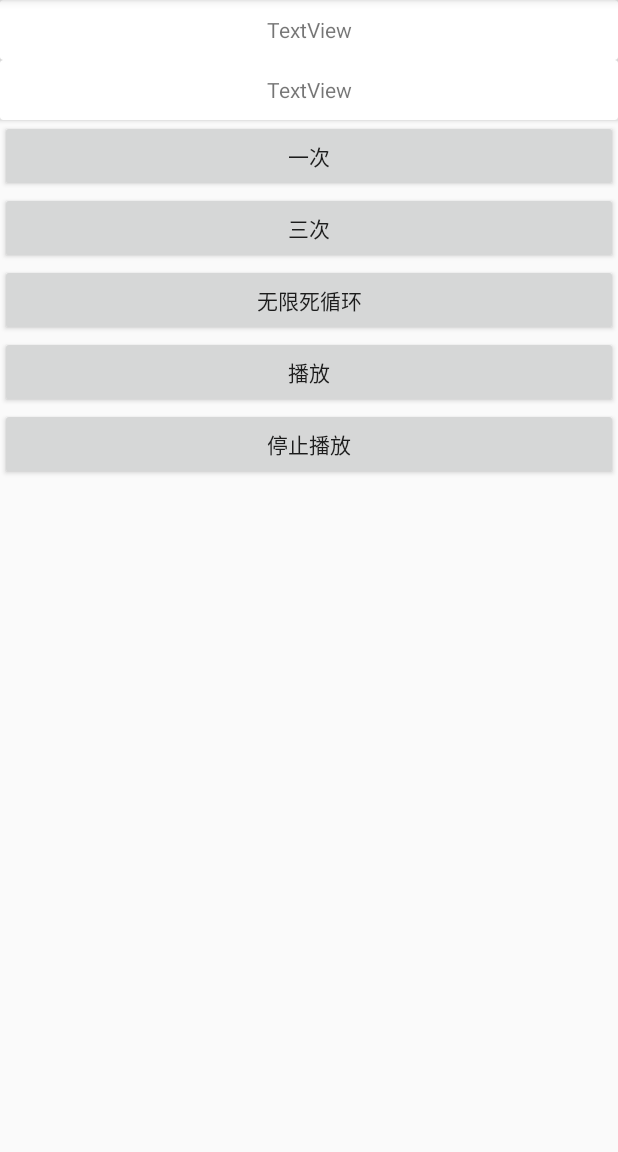
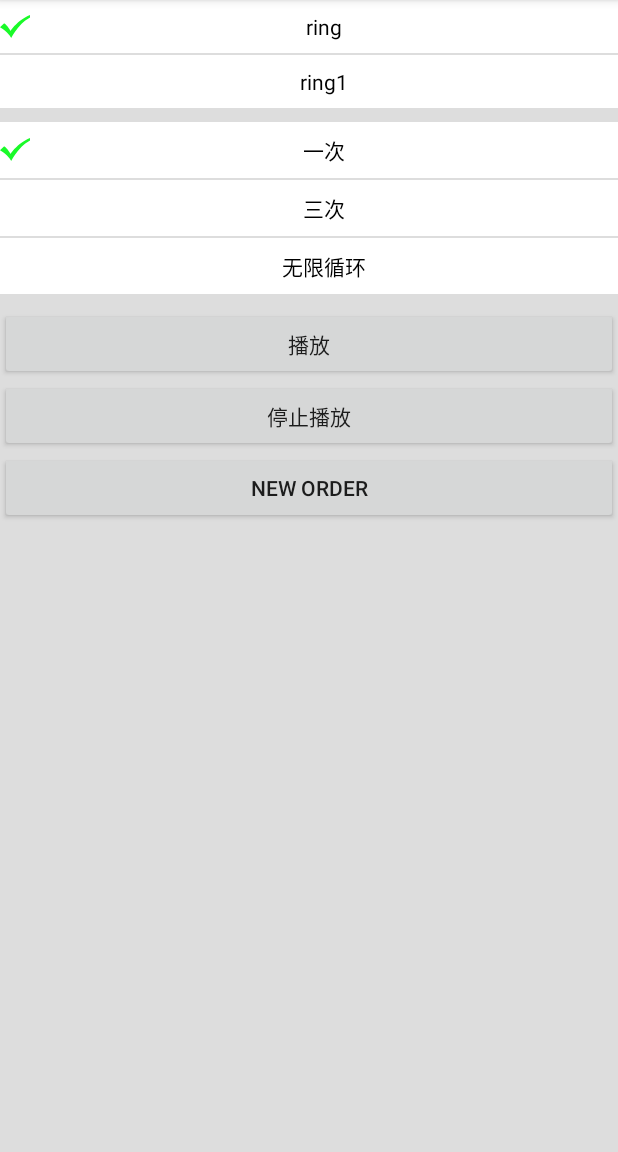
Before and after one commit to JIAnnLee22/RingDemo, an Android app: the screen it shows after launch (MainActivity), after a tap on "播放", on a phone screen of 412 x 824 dp, the part 84-1236 px from its top. Run offline under Robolectric (Android 15) with nearby library versions, the phone set to English and light mode, and no system bars; libraries missing offline, so code that uses them is left out: androidx.constraintlayout.motion.

Commit message:
添加了通知的点击接口

```diff
--- a/app/build.gradle
+++ b/app/build.gradle
@@ -27,7 +27,7 @@ dependencies {
     implementation 'androidx.appcompat:appcompat:1.2.0'
     implementation 'androidx.constraintlayout:constraintlayout:2.0.1'
     implementation 'androidx.cardview:cardview:1.0.0'
-    testImplementation 'junit:junit:4.12'
+    testImplementation 'junit:junit:4.13'
     androidTestImplementation 'androidx.test.ext:junit:1.1.2'
     androidTestImplementation 'androidx.test.espresso:espresso-core:3.3.0'
 
--- a/app/src/main/java/com/example/ringdemo/MainActivity.java
+++ b/app/src/main/java/com/example/ringdemo/MainActivity.java
@@ -2,70 +2,142 @@ package com.example.ringdemo;
 
 import androidx.appcompat.app.AppCompatActivity;
 
-import android.media.MediaPlayer;
+import android.content.BroadcastReceiver;
+import android.content.Intent;
+import android.content.IntentFilter;
 import android.os.Bundle;
 import android.util.Log;
 import android.view.View;
 import android.widget.Button;
+import android.widget.CompoundButton;
+import android.widget.RadioButton;
 
-public class MainActivity extends AppCompatActivity implements View.OnClickListener {
+public class MainActivity extends AppCompatActivity implements View.OnClickListener, CompoundButton.OnCheckedChangeListener, NotificationClickListener {
 
-    private Button once, thrice, loop, play, stop;
+    private Button play, stop, newOrder;
+    private RadioButton once, thrice, loop, ring, ring1;
     private SoundPlay soundPlay;
     private int raw = R.raw.ring;
     private String TAG = "MainActivity";
+    private NotifyNewOrder notifyNewOrder;
+    private NewOrdersReceiver receiver;
 
     @Override
     protected void onCreate(Bundle savedInstanceState) {
         super.onCreate(savedInstanceState);
         setContentView(R.layout.activity_main);
 
+        soundPlay = new SoundPlay(this, raw);
+        soundPlay.build();
+
+        Intent intentClick = new Intent(this, NewOrdersReceiver.class);
+        IntentFilter intentFilter = new IntentFilter();
+        intentFilter.addAction("newOrders");
+        intentClick.setAction("notification_clicked");
+        notifyNewOrder = new NotifyNewOrder(this, intentClick);
+        receiver = new NewOrdersReceiver();
+        receiver.setClickListener(this);
+        registerReceiver(receiver, intentFilter);
+
         once = findViewById(R.id.button_once);
         thrice = findViewById(R.id.button_thrice);
         loop = findViewById(R.id.button_loop);
         play = findViewById(R.id.play);
         stop = findViewById(R.id.stop);
+        newOrder = findViewById(R.id.new_order);
 
-        once.setOnClickListener(this);
-        thrice.setOnClickListener(this);
-        loop.setOnClickListener(this);
+        ring = findViewById(R.id.ring);
+        ring1 = findViewById(R.id.ring1);
+
         play.setOnClickListener(this);
         stop.setOnClickListener(this);
+        newOrder.setOnClickListener(this);
+
+        ring.setOnCheckedChangeListener(this);
+        ring1.setOnCheckedChangeListener(this);
+        once.setOnCheckedChangeListener(this);
+        thrice.setOnCheckedChangeListener(this);
+        loop.setOnCheckedChangeListener(this);
+
     }
 
     @Override
     protected void onResume() {
         super.onResume();
-        soundPlay = new SoundPlay(this, raw);
-        soundPlay.build();
+        Intent intentClick = new Intent(this, NewOrdersReceiver.class);
+
+        soundPlay.onResume();
+    }
+
+    @Override
+    protected void onPause() {
+        super.onPause();
+        soundPlay.onPause();
+    }
+
+    @Override
+    protected void onDestroy() {
+        super.onDestroy();
+        soundPlay.stopSound();
+        soundPlay.onDestroy();
+        soundPlay = null;
     }
 
     @Override
     public void onClick(View view) {
         switch (view.getId()) {
-            case R.id.button_once:
-                soundPlay.setFrequency(1);
-                break;
-            case R.id.button_thrice:
-                soundPlay.setFrequency(3);
-                break;
-            case R.id.button_loop:
-                soundPlay.setFrequency(-1);
-                break;
             case R.id.play:
                 soundPlay.startSound();
                 break;
             case R.id.stop:
                 soundPlay.stopSound();
                 break;
+            case R.id.new_order:
+                notifyNewOrder.build();
+                soundPlay.startSound();
+                break;
         }
     }
 
     @Override
-    protected void onDestroy() {
-        super.onDestroy();
-        soundPlay.stopSound();
-        soundPlay.release();
-        soundPlay = null;
+    public void onCheckedChanged(CompoundButton compoundButton, boolean b) {
+        switch (compoundButton.getId()) {
+            case R.id.button_once:
+                if (b) {
+                    soundPlay.setFrequency(1);
+                    soundPlay.startSound();
+                }
+                break;
+            case R.id.button_thrice:
+                if (b) {
+                    soundPlay.setFrequency(3);
+                    soundPlay.startSound();
+                }
+                break;
+            case R.id.button_loop:
+                if (b) {
+                    soundPlay.setFrequency(0);
+                    soundPlay.startSound();
+                }
+                break;
+            case R.id.ring:
+                if (b) {
+                    raw = R.raw.ring;
+                    soundPlay.setRaw(raw);
+                }
+                break;
+            case R.id.ring1:
+                if (b) {
+                    raw = R.raw.ring1;
+                    soundPlay.setRaw(raw);
+                }
+                break;
+        }
+    }
+
+
+    @Override
+    public void notificationClick() {
+        Log.d(TAG, "notificationClick: click");
     }
 }
--- /dev/null
+++ b/app/src/main/java/com/example/ringdemo/NewOrdersReceiver.java
@@ -0,0 +1,38 @@
+package com.example.ringdemo;
+
+import android.content.BroadcastReceiver;
+import android.content.Context;
+import android.content.Intent;
+import android.util.Log;
+
+import java.net.Inet4Address;
+
+import static android.content.Intent.FLAG_ACTIVITY_NEW_TASK;
+import static androidx.constraintlayout.motion.utils.Oscillator.TAG;
+
+public class NewOrdersReceiver extends BroadcastReceiver {
+
+    NotificationClickListener clickListener;
+
+    @Override
+    public void onReceive(Context context, Intent intent) {
+        //要跳转的activity
+        final Intent newOrder = new Intent(context, MainActivity.class);
+        //设置flag
+        newOrder.setFlags(FLAG_ACTIVITY_NEW_TASK);
+        //获取action
+        String actions = intent.getAction();
+        assert actions != null;
+        if (actions.equals("notification_clicked")) {
+            //跳转activity
+            context.startActivity(newOrder);
+            if (clickListener != null) {
+                clickListener.notificationClick();
+            }
+        }
+    }
+
+    public void setClickListener(NotificationClickListener clickListener) {
+        this.clickListener = clickListener;
+    }
+}
--- /dev/null
+++ b/app/src/main/java/com/example/ringdemo/NotificationClickListener.java
@@ -0,0 +1,5 @@
+package com.example.ringdemo;
+
+public interface NotificationClickListener {
+    void notificationClick();
+}
--- /dev/null
+++ b/app/src/main/java/com/example/ringdemo/NotifyNewOrder.java
@@ -0,0 +1,60 @@
+package com.example.ringdemo;
+
+import android.app.NotificationChannel;
+import android.app.NotificationManager;
+import android.app.PendingIntent;
+import android.content.Context;
+import android.content.Intent;
+import android.content.IntentFilter;
+import android.location.LocationListener;
+import android.net.ConnectivityManager;
+import android.util.Log;
+
+import androidx.core.app.NotificationCompat;
+import androidx.core.app.NotificationManagerCompat;
+
+import static android.content.ContentValues.TAG;
+
+class NotifyNewOrder {
+
+    private Context context;
+    private Intent intentClick;
+    private static final String CHANNEL_ID = "com.example.ringdemo";
+
+    public NotifyNewOrder(Context context, Intent intentClick) {
+        this.context = context;
+        this.intentClick = intentClick;
+    }
+
+    public void build() {
+        final NotificationManagerCompat nmc = NotificationManagerCompat.from(context);
+
+//        Intent intentClick = new Intent(context, NewOrdersReceiver.class);
+//        intentClick.setAction("notification_clicked");
+
+        PendingIntent pendingIntentClick = PendingIntent.getBroadcast(context, 0, intentClick, 0);
+
+        NotificationChannel channel;
+
+        final NotificationCompat.Builder builder;
+        if (android.os.Build.VERSION.SDK_INT >= android.os.Build.VERSION_CODES.O) {
+            //通知渠道
+            channel = new NotificationChannel(CHANNEL_ID, "新订单", NotificationManager.IMPORTANCE_HIGH);
+            //在此设置渠道，不然很多定制系统无法获取渠道
+            nmc.createNotificationChannel(channel);
+            builder = new NotificationCompat.Builder(context, channel.getId());
+            builder.setContentTitle(channel.getName());
+            //不使用通知提示音，而是直接使用soundPool按照次数播放声音
+            channel.setSound(null, null);
+        } else {
+            builder = new NotificationCompat.Builder(context);
+            builder.setContentTitle("新订单");
+        }
+        builder.setSmallIcon(R.drawable.ic_yes)
+                .setContentText("内容")
+                .setContentIntent(pendingIntentClick)
+                .setOngoing(true)
+                .setAutoCancel(true);
+        nmc.notify((int) System.currentTimeMillis(), builder.build());
+    }
+}
--- a/app/src/main/java/com/example/ringdemo/SoundPlay.java
+++ b/app/src/main/java/com/example/ringdemo/SoundPlay.java
@@ -1,24 +1,30 @@
 package com.example.ringdemo;
 
-import android.annotation.SuppressLint;
-import android.app.Application;
 import android.content.Context;
+import android.media.AudioAttributes;
+import android.media.AudioManager;
 import android.media.MediaPlayer;
-import android.os.Handler;
-import android.os.HandlerThread;
-import android.os.Message;
+import android.media.SoundPool;
+import android.os.Build;
 import android.util.Log;
 
-import androidx.annotation.NonNull;
+import androidx.annotation.RequiresApi;
+
+import java.util.HashMap;
+import java.util.Map;
 
 import static androidx.constraintlayout.motion.utils.Oscillator.TAG;
 
 class SoundPlay {
 
-    private MediaPlayer player;//音频播放器
     private Context context;//声明Context
-    private int frequency = 0;//次数
+    private int frequency = 1;//次数
     private int raw;//音频资源
+
+    private SoundPool pool;//音频播放器
+    private int soundId;
+    private int soundP;
+    Map<String, Integer> poolMap;
 
 
     public SoundPlay() {
@@ -31,47 +37,53 @@ class SoundPlay {
     }
 
     public void build() {
-        if (player == null) {
-            player = new MediaPlayer();
+        if (pool == null) {
+            //高版本使用新的初始化方式
+            if (Build.VERSION.SDK_INT >= Build.VERSION_CODES.LOLLIPOP) {
+                AudioAttributes attr = new AudioAttributes.Builder()
+                        //设置
+                        .setLegacyStreamType(AudioManager.STREAM_MUSIC).build();
+                pool = new SoundPool.Builder()
+                        .setAudioAttributes(attr) // 设置音效池的属性
+                        .setMaxStreams(1) // 设置最多同时播放的音频流
+                        .build();
+            } else {
+                //1.最多同时播放的音频流个数，2.播放属性为系统提示音，3.音质
+                pool = new SoundPool(1, AudioManager.STREAM_MUSIC, 3);
+            }
         }
-        player = MediaPlayer.create(context, raw);
+        //音频id
+        soundId = pool.load(context, raw, 1);
     }
 
-
-    int fre;
-
-    SoundHandler soundHandler = new SoundHandler();
+    int fre;//控制次数从0开始
 
     public void startSound() {
-        fre = getFrequency();
-        new Thread() {
-            @Override
-            public void run() {
-                super.run();
-                if (fre > 0) {
-                    showSound();
-                }
-                fre--;
-            }
-        }.start();
-    }
-
-    private void showSound() {
-        if (player != null) {
-            player.start();
+        if (pool != null) {
+            fre = getFrequency() - 1;//设置次数从0开始所以-1
+            //音频id-左声道-右声道-优先级-次数-速率
+            soundP = pool.play(soundId, 1, 1, 3, fre, 2);
         }
     }
 
     public void stopSound() {
-        if (player != null) {
-            player.stop();
+        if (pool != null) {
+            pool.stop(soundP);
         }
     }
 
-    public void release() {
-        if (player != null) {
-            player.release();
-            player = null;
+    public void onResume() {
+        pool.resume(soundP);
+    }
+
+    public void onPause() {
+        pool.pause(soundP);
+    }
+
+    public void onDestroy() {
+        if (pool != null) {
+            pool.release();
+            pool = null;
         }
     }
 
@@ -80,21 +92,11 @@ class SoundPlay {
     }
 
     public int getFrequency() {
-        if (frequency == 0) {
-            return 1;
-        } else {
-            return frequency;
-        }
+        return frequency;
     }
 
-
-    static class SoundHandler extends Handler {
-        @Override
-        public void handleMessage(@NonNull Message msg) {
-            super.handleMessage(msg);
-            if (msg.what == 2) {
-                Log.d(TAG, "handleMessage: ");
-            }
-        }
+    public void setRaw(int raw) {
+        this.raw = raw;
+        soundId = pool.load(context, raw, 1);
     }
 }
--- /dev/null
+++ b/app/src/main/res/drawable/ic_baseline_360_24.xml
@@ -0,0 +1,10 @@
+<vector xmlns:android="http://schemas.android.com/apk/res/android"
+    android:width="20dp"
+    android:height="1dp"
+    android:tint="#FAFAFF"
+    android:viewportWidth="24"
+    android:viewportHeight="24">
+    <path
+        android:fillColor="@android:color/transparent"
+        android:pathData="M12,7C6.48,7 2,9.24 2,12c0,2.24 2.94,4.13 7,4.77V20l4,-4 -4,-4v2.73c-3.15,-0.56 -5,-1.9 -5,-2.73 0,-1.06 3.04,-3 8,-3s8,1.94 8,3c0,0.73 -1.46,1.89 -4,2.53v2.05c3.53,-0.77 6,-2.53 6,-4.58 0,-2.76 -4.48,-5 -10,-5z" />
+</vector>
--- /dev/null
+++ b/app/src/main/res/drawable/ic_yes.xml
@@ -0,0 +1,4 @@
+<vector android:height="15.649963dp" android:viewportHeight="1024"
+    android:viewportWidth="1397" android:width="20dp" xmlns:android="http://schemas.android.com/apk/res/android">
+    <path android:fillColor="#1afa29" android:pathData="M1396.36,121.02c0,0 -223.42,74.47 -484.07,372.36 -242.04,269.96 -297.89,381.67 -390.98,530.62C512,1014.69 372.36,744.73 0,549.24l195.49,-186.18c0,0 176.87,121.02 297.89,344.44 0,0 307.2,-474.76 902.98,-707.49L1396.36,121.02 1396.36,121.02zM1396.36,121.02"/>
+</vector>
--- /dev/null
+++ b/app/src/main/res/drawable/ring_select.xml
@@ -0,0 +1,5 @@
+<?xml version="1.0" encoding="utf-8"?>
+<selector xmlns:android="http://schemas.android.com/apk/res/android">
+    <item android:drawable="@drawable/ic_yes" android:state_checked="true" />
+    <item android:drawable="@drawable/ic_baseline_360_24" android:state_checked="false" />
+</selector>
--- a/app/src/main/res/layout/activity_main.xml
+++ b/app/src/main/res/layout/activity_main.xml
@@ -4,50 +4,80 @@
     xmlns:tools="http://schemas.android.com/tools"
     android:layout_width="match_parent"
     android:layout_height="match_parent"
+    android:background="#DDD"
     android:orientation="vertical"
-    tools:context=".MainActivity" >
+    tools:context=".MainActivity">
 
-    <androidx.cardview.widget.CardView
+    <RadioGroup
         android:layout_width="match_parent"
-        android:layout_height="40dp" >
+        android:layout_height="wrap_content"
+        android:layout_marginBottom="8dp">
 
-        <TextView
-            android:id="@+id/textView"
+        <RadioButton
+            android:id="@+id/ring"
             android:layout_width="match_parent"
-            android:layout_height="match_parent"
+            android:layout_height="wrap_content"
+            android:layout_marginBottom="1dp"
+            android:background="#fff"
+            android:button="@drawable/ring_select"
+            android:checked="true"
             android:gravity="center"
-            android:text="TextView" />
-    </androidx.cardview.widget.CardView>
+            android:padding="8dp"
+            android:text="ring" />
 
-    <androidx.cardview.widget.CardView
+        <RadioButton
+            android:id="@+id/ring1"
             android:layout_width="match_parent"
-        android:layout_height="40dp" >
+            android:layout_height="wrap_content"
+            android:layout_marginBottom="1dp"
+            android:background="#fff"
+            android:button="@drawable/ring_select"
+            android:checked="false"
+            android:gravity="center"
+            android:padding="8dp"
+            android:text="ring1" />
+    </RadioGroup>
 
-        <TextView
-            android:id="@+id/textView2"
+    <RadioGroup
         android:layout_width="match_parent"
-            android:layout_height="match_parent"
-            android:gravity="center"
-            android:text="TextView" />
-    </androidx.cardview.widget.CardView>
+        android:layout_height="wrap_content"
+        android:layout_marginBottom="8dp">
 
-    <Button
+        <RadioButton
             android:id="@+id/button_once"
             android:layout_width="match_parent"
             android:layout_height="wrap_content"
+            android:layout_marginBottom="1dp"
+            android:background="#fff"
+            android:button="@drawable/ring_select"
+            android:checked="true"
+            android:gravity="center"
+            android:padding="8dp"
             android:text="一次" />
 
-    <Button
+        <RadioButton
             android:id="@+id/button_thrice"
             android:layout_width="match_parent"
             android:layout_height="wrap_content"
+            android:layout_marginBottom="1dp"
+            android:background="#fff"
+            android:button="@drawable/ring_select"
+            android:gravity="center"
+            android:padding="8dp"
             android:text="三次" />
 
-    <Button
+        <RadioButton
             android:id="@+id/button_loop"
             android:layout_width="match_parent"
             android:layout_height="wrap_content"
-        android:text="无限死循环" />
+            android:layout_marginBottom="1dp"
+            android:background="#fff"
+            android:button="@drawable/ring_select"
+            android:gravity="center"
+            android:padding="8dp"
+            android:text="无限循环" />
+
+    </RadioGroup>
 
     <Button
         android:id="@+id/play"
@@ -60,4 +90,11 @@
         android:layout_width="match_parent"
         android:layout_height="wrap_content"
         android:text="停止播放" />
+
+    <Button
+        android:id="@+id/new_order"
+        android:layout_width="match_parent"
+        android:layout_height="wrap_content"
+        android:text="new order" />
+
 </LinearLayout>
```
Also changed, not shown: app/src/main/AndroidManifest.xml (+10 -0 lines), 1 other file. Lines whose indentation alone changed are shown as unchanged.
